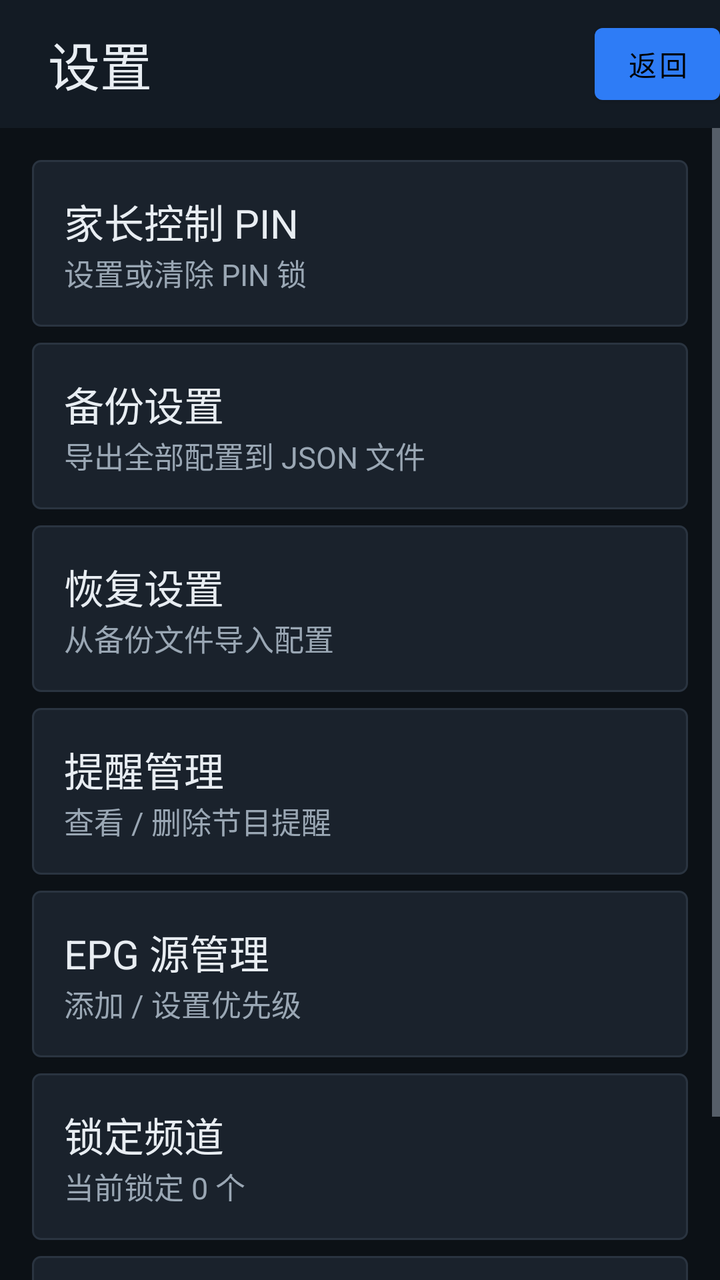
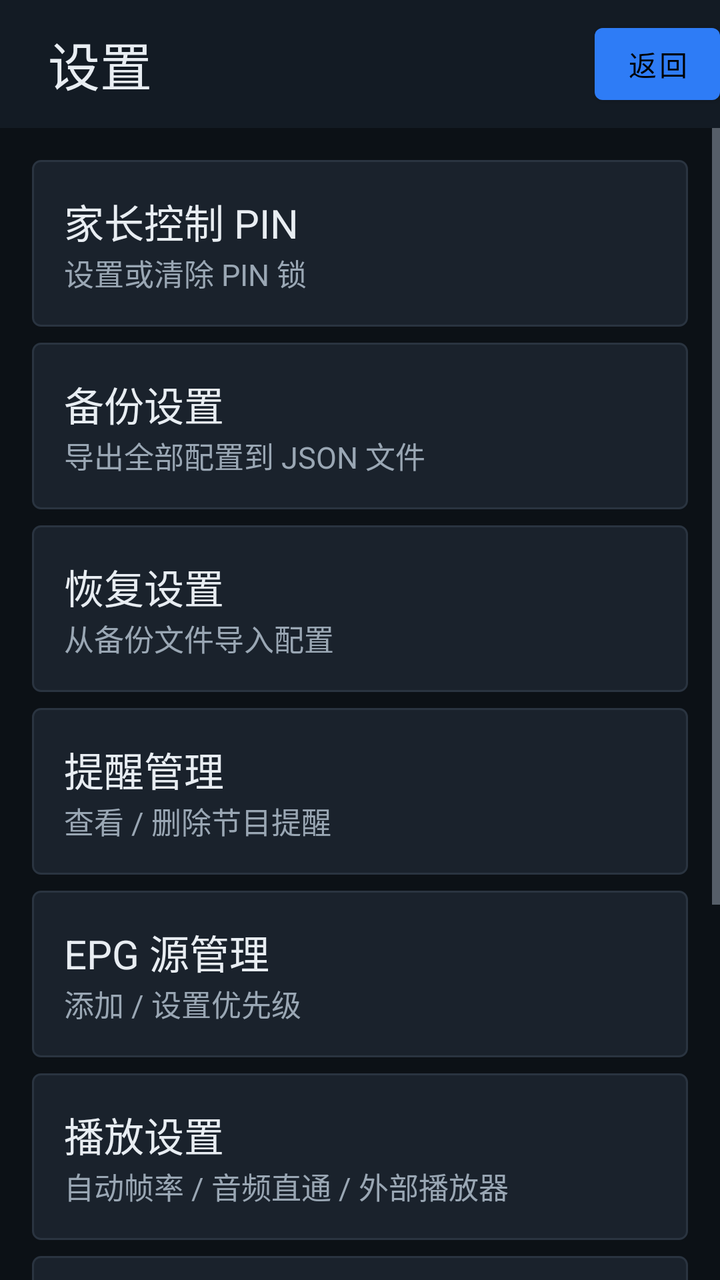

Before-and-after screenshots of an Android layout around one commit, followed by the original layout XML and the change that was made.
<!-- AndroidManifest.xml: application theme IqtvTheme -->
<!-- res/layout/activity_settings.xml -->
<?xml version="1.0" encoding="utf-8"?>
<LinearLayout xmlns:android="http://schemas.android.com/apk/res/android"
    android:layout_width="match_parent"
    android:layout_height="match_parent"
    android:orientation="vertical"
    android:background="#0C1116">

    <LinearLayout
        android:layout_width="match_parent"
        android:layout_height="64dp"
        android:orientation="horizontal"
        android:gravity="center_vertical"
        android:paddingStart="24dp"
        android:background="#131B24">
        <TextView
            android:layout_width="0dp"
            android:layout_height="wrap_content"
            android:layout_weight="1"
            android:text="设置"
            android:textColor="#E8EDF2"
            android:textSize="26sp" />
        <Button android:id="@+id/btn_back" android:layout_width="wrap_content"
            android:layout_height="wrap_content" android:text="返回" android:minWidth="0dp" />
    </LinearLayout>

    <ScrollView android:layout_width="match_parent" android:layout_height="0dp" android:layout_weight="1">
        <LinearLayout android:layout_width="match_parent" android:layout_height="wrap_content"
            android:orientation="vertical" android:padding="16dp">

            <LinearLayout android:id="@+id/row_pin" android:layout_width="match_parent" android:layout_height="wrap_content"
                android:orientation="vertical" android:background="@drawable/focus_border" android:padding="16dp" android:layout_marginBottom="8dp">
                <TextView android:id="@+id/title_pin" android:text="家长控制 PIN" android:textColor="#E8EDF2" android:textSize="20sp" android:layout_width="wrap_content" android:layout_height="wrap_content"/>
                <TextView android:id="@+id/sub_pin" android:text="设置或清除 PIN 锁" android:textColor="#9AA7B4" android:textSize="15sp" android:layout_width="wrap_content" android:layout_height="wrap_content"/>
            </LinearLayout>

            <LinearLayout android:id="@+id/row_backup" android:layout_width="match_parent" android:layout_height="wrap_content"
                android:orientation="vertical" android:background="@drawable/focus_border" android:padding="16dp" android:layout_marginBottom="8dp">
                <TextView android:id="@+id/title_backup" android:text="备份设置" android:textColor="#E8EDF2" android:textSize="20sp" android:layout_width="wrap_content" android:layout_height="wrap_content"/>
                <TextView android:id="@+id/sub_backup" android:text="导出全部配置到 JSON 文件" android:textColor="#9AA7B4" android:textSize="15sp" android:layout_width="wrap_content" android:layout_height="wrap_content"/>
            </LinearLayout>

            <LinearLayout android:id="@+id/row_restore" android:layout_width="match_parent" android:layout_height="wrap_content"
                android:orientation="vertical" android:background="@drawable/focus_border" android:padding="16dp" android:layout_marginBottom="8dp">
                <TextView android:id="@+id/title_restore" android:text="恢复设置" android:textColor="#E8EDF2" android:textSize="20sp" android:layout_width="wrap_content" android:layout_height="wrap_content"/>
                <TextView android:id="@+id/sub_restore" android:text="从备份文件导入配置" android:textColor="#9AA7B4" android:textSize="15sp" android:layout_width="wrap_content" android:layout_height="wrap_content"/>
            </LinearLayout>

            <LinearLayout android:id="@+id/row_reminders" android:layout_width="match_parent" android:layout_height="wrap_content"
                android:orientation="vertical" android:background="@drawable/focus_border" android:padding="16dp" android:layout_marginBottom="8dp">
                <TextView android:id="@+id/title_reminders" android:text="提醒管理" android:textColor="#E8EDF2" android:textSize="20sp" android:layout_width="wrap_content" android:layout_height="wrap_content"/>
                <TextView android:id="@+id/sub_reminders" android:text="查看 / 删除节目提醒" android:textColor="#9AA7B4" android:textSize="15sp" android:layout_width="wrap_content" android:layout_height="wrap_content"/>
            </LinearLayout>

            <LinearLayout android:id="@+id/row_epg_sources" android:layout_width="match_parent" android:layout_height="wrap_content"
                android:orientation="vertical" android:background="@drawable/focus_border" android:padding="16dp" android:layout_marginBottom="8dp">
                <TextView android:id="@+id/title_epg_sources" android:text="EPG 源管理" android:textColor="#E8EDF2" android:textSize="20sp" android:layout_width="wrap_content" android:layout_height="wrap_content"/>
                <TextView android:id="@+id/sub_epg_sources" android:text="添加 / 设置优先级" android:textColor="#9AA7B4" android:textSize="15sp" android:layout_width="wrap_content" android:layout_height="wrap_content"/>
            </LinearLayout>

            <LinearLayout android:id="@+id/row_locked" android:layout_width="match_parent" android:layout_height="wrap_content"
                android:orientation="vertical" android:background="@drawable/focus_border" android:padding="16dp" android:layout_marginBottom="8dp">
                <TextView android:id="@+id/title_locked" android:text="锁定频道" android:textColor="#E8EDF2" android:textSize="20sp" android:layout_width="wrap_content" android:layout_height="wrap_content"/>
                <TextView android:id="@+id/sub_locked" android:text="当前锁定 0 个" android:textColor="#9AA7B4" android:textSize="15sp" android:layout_width="wrap_content" android:layout_height="wrap_content"/>
            </LinearLayout>

            <LinearLayout android:id="@+id/row_hidden" android:layout_width="match_parent" android:layout_height="wrap_content"
                android:orientation="vertical" android:background="@drawable/focus_border" android:padding="16dp" android:layout_marginBottom="8dp">
                <TextView android:id="@+id/title_hidden" android:text="隐藏频道" android:textColor="#E8EDF2" android:textSize="20sp" android:layout_width="wrap_content" android:layout_height="wrap_content"/>
                <TextView android:id="@+id/sub_hidden" android:text="当前隐藏 0 个" android:textColor="#9AA7B4" android:textSize="15sp" android:layout_width="wrap_content" android:layout_height="wrap_content"/>
            </LinearLayout>
        </LinearLayout>
    </ScrollView>
</LinearLayout>
<!-- resources referenced by this layout -->
<resources>
  <!-- drawable focus_border (drawable) -->
  <?xml version="1.0" encoding="utf-8"?>
  <selector xmlns:android="http://schemas.android.com/apk/res/android">
      <item android:state_focused="true">
          <shape android:shape="rectangle">
              <stroke android:width="3dp" android:color="#2E7CF6" />
              <solid android:color="#1A2E4A" />
              <corners android:radius="4dp" />
          </shape>
      </item>
      <item>
          <shape android:shape="rectangle">
              <stroke android:width="1dp" android:color="#2A3440" />
              <solid android:color="#1A222C" />
              <corners android:radius="4dp" />
          </shape>
      </item>
  </selector>
  <style name="IqtvTheme" parent="Theme.MaterialComponents.NoActionBar">
          <item name="android:windowBackground">#0C1116</item>
          <item name="android:colorBackground">#0C1116</item>
          <item name="android:textColorPrimary">#E8EDF2</item>
          <item name="android:textColorSecondary">#9AA7B4</item>
          <item name="colorPrimary">#2E7CF6</item>
          <item name="android:windowNoTitle">true</item>
          <item name="android:windowFullscreen">true</item>
          
          <item name="android:buttonStyle">@style/TvButton</item>
      </style>
  <style name="TvButton" parent="Widget.AppCompat.Button">
          <item name="android:background">@drawable/focus_border</item>
          <item name="android:textColor">#E8EDF2</item>
          <item name="android:textSize">15sp</item>
          <item name="android:minHeight">48dp</item>
          <item name="android:minWidth">80dp</item>
      </style>
</resources>

<!-- the commit's change to res/layout/activity_settings.xml (unified diff, before → after) -->
@@ -57,6 +57,18 @@
                 <TextView android:id="@+id/sub_epg_sources" android:text="添加 / 设置优先级" android:textColor="#9AA7B4" android:textSize="15sp" android:layout_width="wrap_content" android:layout_height="wrap_content"/>
             </LinearLayout>
 
+            <LinearLayout android:id="@+id/row_playback" android:layout_width="match_parent" android:layout_height="wrap_content"
+                android:orientation="vertical" android:background="@drawable/focus_border" android:padding="16dp" android:layout_marginBottom="8dp">
+                <TextView android:id="@+id/title_playback" android:text="播放设置" android:textColor="#E8EDF2" android:textSize="20sp" android:layout_width="wrap_content" android:layout_height="wrap_content"/>
+                <TextView android:id="@+id/sub_playback" android:text="自动帧率 / 音频直通 / 外部播放器" android:textColor="#9AA7B4" android:textSize="15sp" android:layout_width="wrap_content" android:layout_height="wrap_content"/>
+            </LinearLayout>
+
+            <LinearLayout android:id="@+id/row_recordings" android:layout_width="match_parent" android:layout_height="wrap_content"
+                android:orientation="vertical" android:background="@drawable/focus_border" android:padding="16dp" android:layout_marginBottom="8dp">
+                <TextView android:id="@+id/title_recordings" android:text="定时录制" android:textColor="#E8EDF2" android:textSize="20sp" android:layout_width="wrap_content" android:layout_height="wrap_content"/>
+                <TextView android:id="@+id/sub_recordings" android:text="查看 / 管理排期" android:textColor="#9AA7B4" android:textSize="15sp" android:layout_width="wrap_content" android:layout_height="wrap_content"/>
+            </LinearLayout>
+
             <LinearLayout android:id="@+id/row_locked" android:layout_width="match_parent" android:layout_height="wrap_content"
                 android:orientation="vertical" android:background="@drawable/focus_border" android:padding="16dp" android:layout_marginBottom="8dp">
                 <TextView android:id="@+id/title_locked" android:text="锁定频道" android:textColor="#E8EDF2" android:textSize="20sp" android:layout_width="wrap_content" android:layout_height="wrap_content"/>
